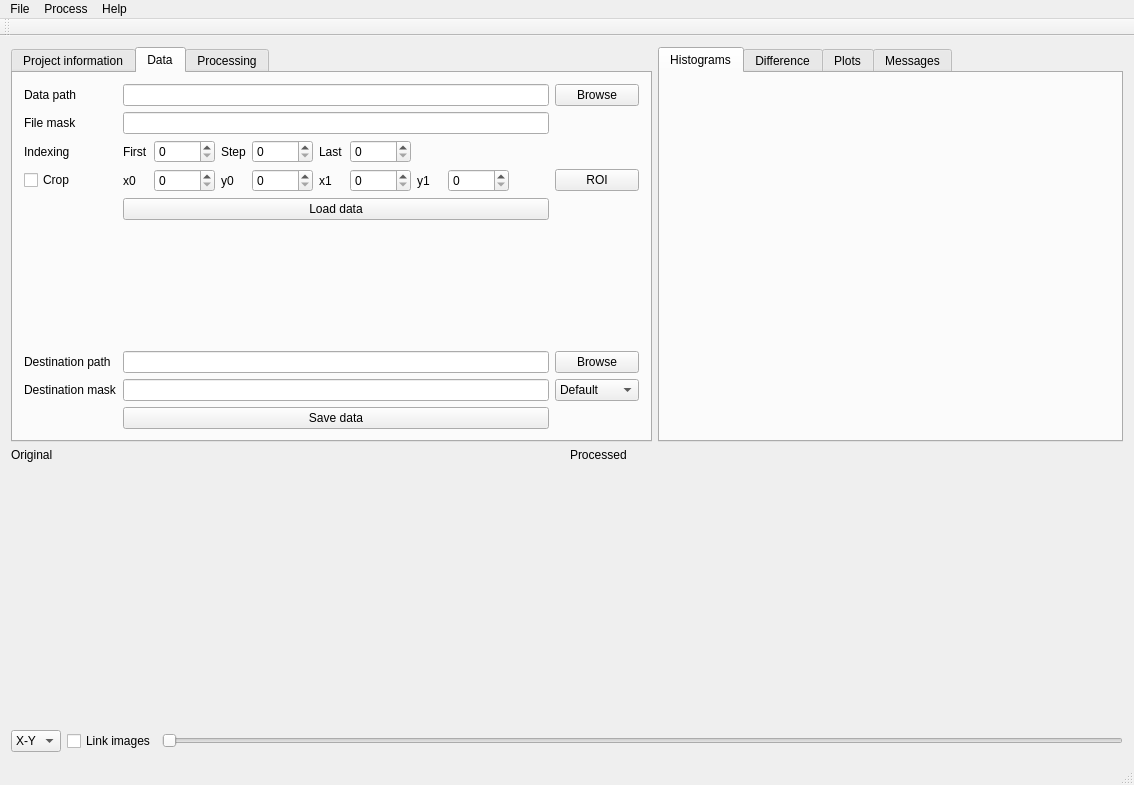
neutronimaging/imagingsuite, file QtKipTool/src/kiptoolmainwindow.ui: the form before one commit.
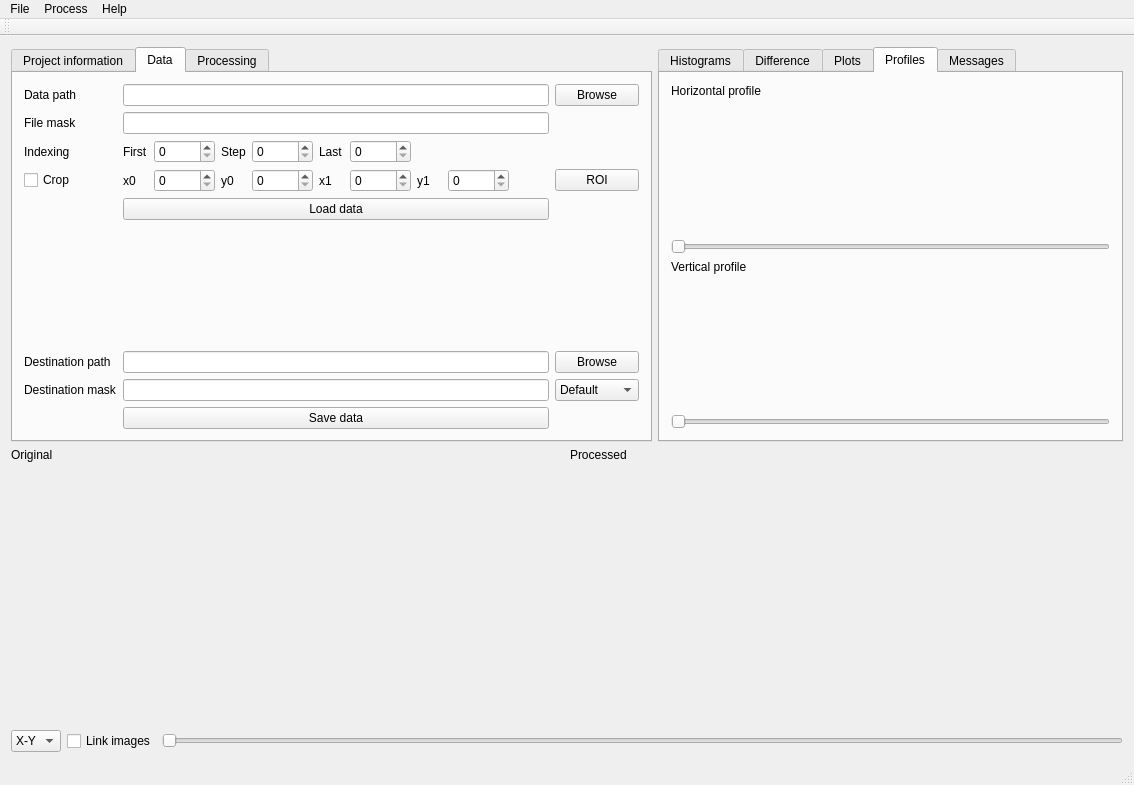
The form after the commit. Custom widgets are drawn as their Qt base class.

Commit message: added line profiles

What changed in the file:
```diff
--- a/QtKipTool/src/kiptoolmainwindow.ui
+++ b/QtKipTool/src/kiptoolmainwindow.ui
@@ -553,7 +553,7 @@
         <item>
          <widget class="QTabWidget" name="tabWidget_plots">
           <property name="currentIndex">
-           <number>0</number>
+           <number>3</number>
           </property>
           <widget class="QWidget" name="tab_histograms">
            <property name="enabled">
@@ -603,6 +603,63 @@
             </item>
            </layout>
           </widget>
+          <widget class="QWidget" name="tab">
+           <attribute name="title">
+            <string>Profiles</string>
+           </attribute>
+           <layout class="QHBoxLayout" name="horizontalLayout_3">
+            <item>
+             <layout class="QVBoxLayout" name="verticalLayout_4">
+              <item>
+               <widget class="QLabel" name="label_20">
+                <property name="sizePolicy">
+                 <sizepolicy hsizetype="Preferred" vsizetype="Fixed">
+                  <horstretch>0</horstretch>
+                  <verstretch>0</verstretch>
+                 </sizepolicy>
+                </property>
+                <property name="text">
+                 <string>Horizontal profile</string>
+                </property>
+               </widget>
+              </item>
+              <item>
+               <widget class="QtAddons::Plotter" name="plotter_hprofile" native="true"/>
+              </item>
+              <item>
+               <widget class="QSlider" name="slider_hprofile">
+                <property name="orientation">
+                 <enum>Qt::Horizontal</enum>
+                </property>
+               </widget>
+              </item>
+              <item>
+               <widget class="QLabel" name="label_21">
+                <property name="sizePolicy">
+                 <sizepolicy hsizetype="Preferred" vsizetype="Fixed">
+                  <horstretch>0</horstretch>
+                  <verstretch>0</verstretch>
+                 </sizepolicy>
+                </property>
+                <property name="text">
+                 <string>Vertical profile</string>
+                </property>
+               </widget>
+              </item>
+              <item>
+               <widget class="QtAddons::Plotter" name="plotter_vprofile" native="true"/>
+              </item>
+              <item>
+               <widget class="QSlider" name="slider_vprofile">
+                <property name="orientation">
+                 <enum>Qt::Horizontal</enum>
+                </property>
+               </widget>
+              </item>
+             </layout>
+            </item>
+           </layout>
+          </widget>
           <widget class="QWidget" name="tab_messages">
            <attribute name="title">
             <string>Messages</string>
@@ -827,30 +884,30 @@
  </widget>
  <layoutdefault spacing="6" margin="11"/>
  <customwidgets>
+  <customwidget>
+   <class>QtAddons::QtLogViewer</class>
+   <extends>QWidget</extends>
+   <header location="global">qtlogviewer.h</header>
+   <container>1</container>
+  </customwidget>
+  <customwidget>
+   <class>QtAddons::ImageViewerWidget</class>
+   <extends>QWidget</extends>
+   <header location="global">imageviewerwidget.h</header>
+   <container>1</container>
+  </customwidget>
   <customwidget>
    <class>ModuleChainConfiguratorWidget</class>
    <extends>QWidget</extends>
    <header location="global">modulechainconfiguratorwidget.h</header>
    <container>1</container>
   </customwidget>
-  <customwidget>
-   <class>QtAddons::QtLogViewer</class>
-   <extends>QWidget</extends>
-   <header>qtlogviewer.h</header>
-   <container>1</container>
-  </customwidget>
   <customwidget>
    <class>QtAddons::Plotter</class>
    <extends>QWidget</extends>
    <header location="global">plotter.h</header>
    <container>1</container>
   </customwidget>
-  <customwidget>
-   <class>QtAddons::ImageViewerWidget</class>
-   <extends>QWidget</extends>
-   <header location="global">imageviewerwidget.h</header>
-   <container>1</container>
-  </customwidget>
  </customwidgets>
  <resources/>
  <connections/>
```
The commit also changes 2 other files.
